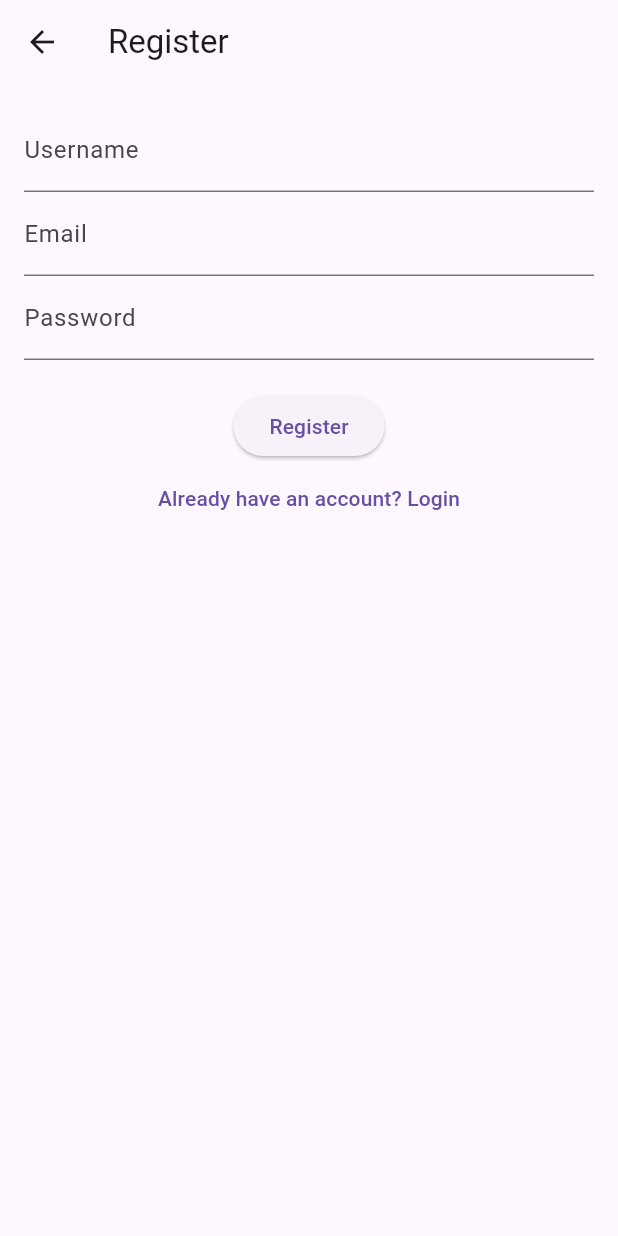
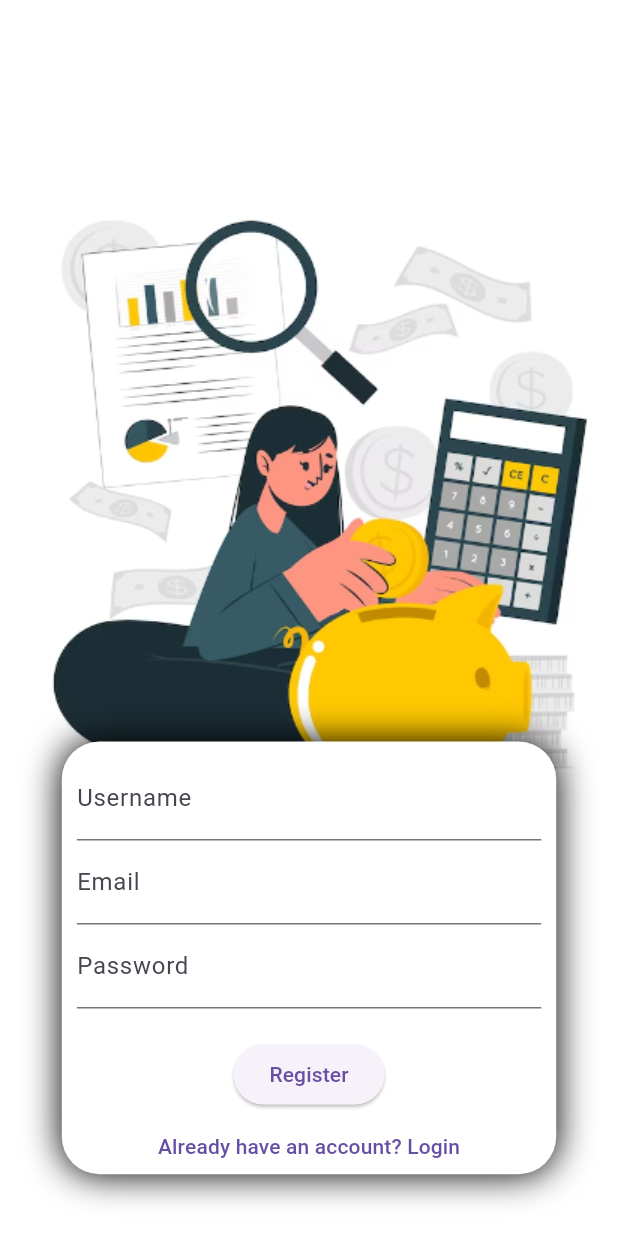
Before and after one commit to pyjoek/Smart-Expense-Tracker-with-AI-Insights, a Flutter app: the screen it shows after launch, after a tap on "Login", after a tap on "No account? Register", on a phone screen of 412 x 824 dp. Run offline on Flutter 3.47's test engine with Material 3 defaults, Android fonts, the light colour scheme and no system bars; our stand-ins replace flutter_secure_storage; network calls fail.

Commit message:
fixing register page

```diff
--- a/frontend/lib/screens/login_screen.dart
+++ b/frontend/lib/screens/login_screen.dart
@@ -54,11 +54,11 @@ class _LoginScreenState extends State<LoginScreen> {
               )
             ),
             Positioned(
-              top: height! * 0.46,
+              top: height! * 0.65,
               left: width! * 0.1,
               child: Container(
                 width: width! * 0.8,
-                height: height! * 0.5,
+                height: height! * 0.3,
                 decoration: BoxDecoration(
                   color: Colors.white,
                   borderRadius: BorderRadius.circular(25),
@@ -67,10 +67,23 @@ class _LoginScreenState extends State<LoginScreen> {
                     color: Colors.black
                   )]
                 ),
+                child: Padding(
+                  padding: const EdgeInsets.all(10.0),
                   child: Column(
                     children: [
-                    TextField(controller: emailController, decoration: const InputDecoration(labelText: "Email")),
-                    TextField(controller: passwordController, decoration: const InputDecoration(labelText: "Password"), obscureText: true),
+                      TextField(
+                        controller: emailController,
+                        decoration: const InputDecoration(
+                          labelText: "Email",
+                          )
+                        ),
+                      TextField(
+                        controller: passwordController,
+                        decoration: const InputDecoration(
+                          labelText: "Password"
+                          ),
+                        obscureText: true
+                      ),
                       const SizedBox(height: 20),
                       if (errorMessage != null) Text(errorMessage!, style: const TextStyle(color: Colors.red)),
                       ElevatedButton(
@@ -83,6 +96,7 @@ class _LoginScreenState extends State<LoginScreen> {
                       ),
                     ],
                   ),
+                ),
               )
             )
           ],
--- a/frontend/lib/screens/register_screen.dart
+++ b/frontend/lib/screens/register_screen.dart
@@ -9,6 +9,9 @@ class RegisterScreen extends StatefulWidget {
 }
 
 class _RegisterScreenState extends State<RegisterScreen> {
+  double? width;
+  double? height;
+
   final emailController = TextEditingController();
   final usernameController = TextEditingController();
   final passwordController = TextEditingController();
@@ -34,12 +37,81 @@ class _RegisterScreenState extends State<RegisterScreen> {
     }
   }
 
+  // @override
+  // Widget build(BuildContext context) {
+  //   return Scaffold(
+  //     appBar: AppBar(title: const Text("Register")),
+  //     body: Padding(
+  //       padding: const EdgeInsets.all(16),
+  //       child: Column(
+  //         children: [
+  //           TextField(
+  //             controller: usernameController,
+  //             decoration: const InputDecoration(labelText: "Username"),
+  //           ),
+  //           TextField(
+  //             controller: emailController,
+  //             decoration: const InputDecoration(labelText: "Email"),
+  //           ),
+  //           TextField(
+  //             controller: passwordController,
+  //             decoration: const InputDecoration(labelText: "Password"),
+  //             obscureText: true,
+  //           ),
+  //           const SizedBox(height: 20),
+  //           if (errorMessage != null)
+  //             Text(errorMessage!, style: const TextStyle(color: Colors.red)),
+  //           ElevatedButton(
+  //             onPressed: isLoading ? null : handleRegister,
+  //             child: isLoading
+  //                 ? const CircularProgressIndicator()
+  //                 : const Text("Register"),
+  //           ),
+  //           TextButton(
+  //             onPressed: () => Navigator.pushReplacementNamed(context, "/login"),
+  //             child: const Text("Already have an account? Login"),
+  //           ),
+  //         ],
+  //       ),
+  //     ),
+  //   );
+  // }
+
   @override
   Widget build(BuildContext context) {
-    return Scaffold(
-      appBar: AppBar(title: const Text("Register")),
-      body: Padding(
-        padding: const EdgeInsets.all(16),
+    height = MediaQuery.of(context).size.height;
+    width = MediaQuery.of(context).size.width;
+
+    return MaterialApp(
+      debugShowCheckedModeBanner: false,
+      home: Scaffold(
+        backgroundColor: Colors.white,
+        body: Stack(
+          children: [
+            Positioned(
+              top: height! * 0.0001,
+              child: Container(
+                width: width! * 1,
+                height: height!  * 0.8,
+                child: Image(image: AssetImage('assets/bgExpense.png')),
+              )
+            ),
+            Positioned(
+              top: height! * 0.6,
+              left: width! * 0.1,
+              child: Container(
+                width: width! * 0.8,
+                height: height! * 0.35,
+                decoration: BoxDecoration(
+                  color: Colors.white,
+                  borderRadius: BorderRadius.circular(25),
+                  boxShadow: [BoxShadow(
+                    blurRadius: 20,
+                    color: Colors.black
+                  )]
+                ),
+                child: Padding(
+                  padding: const EdgeInsets.all(10.0),
                   child: Column(
                     children: [
                        TextField(
@@ -71,6 +143,11 @@ class _RegisterScreenState extends State<RegisterScreen> {
                     ],
                   ),
                 ),
+              )
+            )
+          ],
+        ),
+      ),
     );
   }
 }
```
Lines whose indentation alone changed are shown as unchanged.
